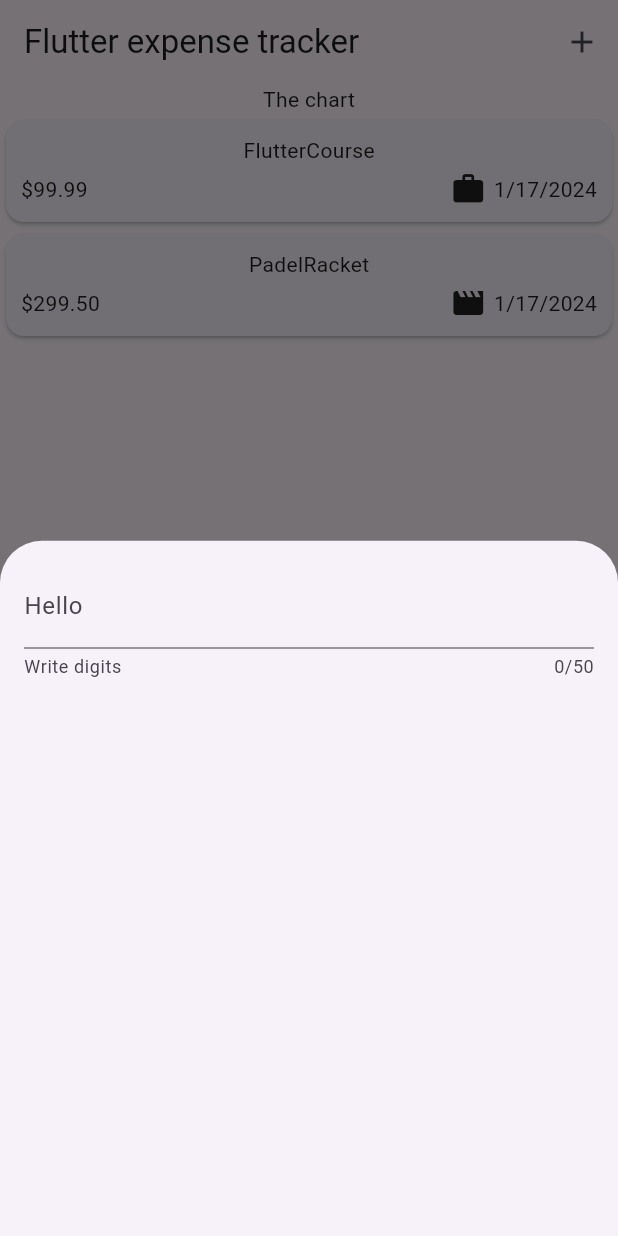
After one commit to TimJonsson/expense_tracker, a Flutter app: the screen it shows after launch, after a tap on the "add" icon, on a phone screen of 412 x 824 dp. The commit adds this screen. Run offline on Flutter 3.47's test engine with Material 3 defaults, Android fonts, the phone set to English and light mode, and no system bars.

Commit message:
Adding appbar and templating a modal overlay how to add an expense

```diff
--- a/lib/expenses.dart
+++ b/lib/expenses.dart
@@ -1,5 +1,6 @@
-import 'package:expense_tracker/widgets/expenses_list.dart';
+import 'package:expense_tracker/widgets/expenses_list/expenses_list.dart';
 import 'package:expense_tracker/models/expense.dart';
+import 'package:expense_tracker/widgets/expenses_list/new_expense.dart';
 import 'package:flutter/material.dart';
 
 class Expenses extends StatefulWidget {
@@ -25,9 +26,24 @@ class _ExpensesState extends State<Expenses> {
         category: Category.leisure),
   ];
 
+  void _openExpenseOverlay() {
+    showModalBottomSheet(
+      context: context,
+      builder: (ctx) => const NewExpense(),
+    );
+  }
+
   @override
   Widget build(BuildContext context) {
     return Scaffold(
+      appBar: AppBar(
+        title: const Text("Flutter expense tracker"),
+        actions: [
+          IconButton(onPressed: () {
+            _openExpenseOverlay();
+          }, icon: const Icon(Icons.add)),
+        ],
+      ),
       body: Column(
         children: [
           const Text("The chart"),
--- a/lib/main.dart
+++ b/lib/main.dart
@@ -4,8 +4,7 @@ import 'package:flutter/material.dart';
 void main() {
   runApp(
     const MaterialApp(
+      debugShowCheckedModeBanner: false,
       home: Expenses()
     ));
 }
-
-// void main() => runApp(const Quiz());
--- /dev/null
+++ b/lib/widgets/expenses_list/new_expense.dart
@@ -0,0 +1,30 @@
+import 'package:flutter/material.dart';
+
+class NewExpense extends StatefulWidget {
+  const NewExpense({super.key});
+
+  @override
+  State <NewExpense> createState() {
+    return _NewExpenseState();
+  }
+}
+
+class _NewExpenseState extends State<NewExpense> {
+  @override
+  Widget build (BuildContext context) {
+    return const Padding(
+      padding: EdgeInsets.all(16),
+      child: Column(
+        children: [
+          TextField(
+            maxLength: 50,
+            decoration: InputDecoration(
+              helperText: "Write digits",
+              label: Text("Hello"),
+            ),
+          ),
+        ],
+      ),
+    );
+  }
+}
```
Also changed, not shown: lib/widgets/expenses_list/expenses_list.dart (renamed from lib/widgets/expenses_list.dart).
